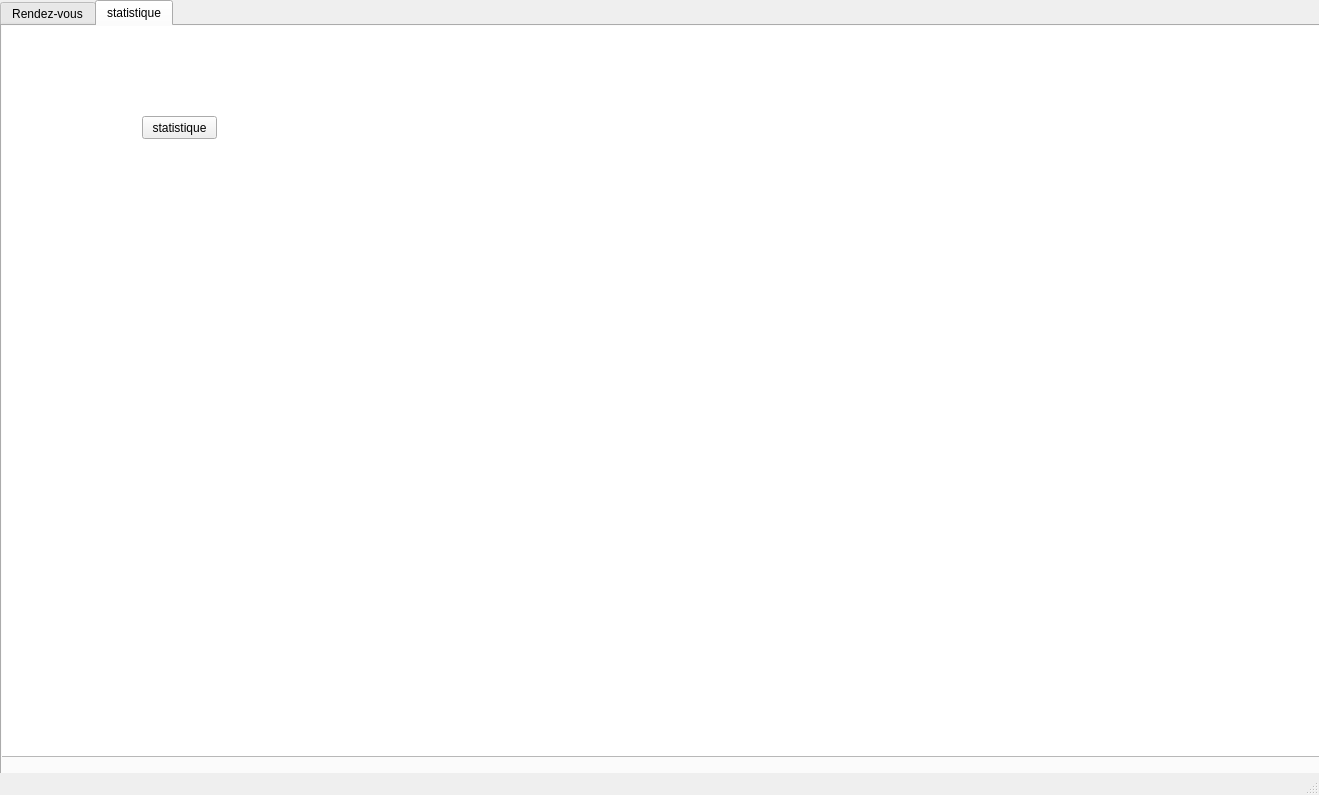
Old version of the form mainwindow.ui in the repository MaramBr/Smart-Real-Estate-2A9.
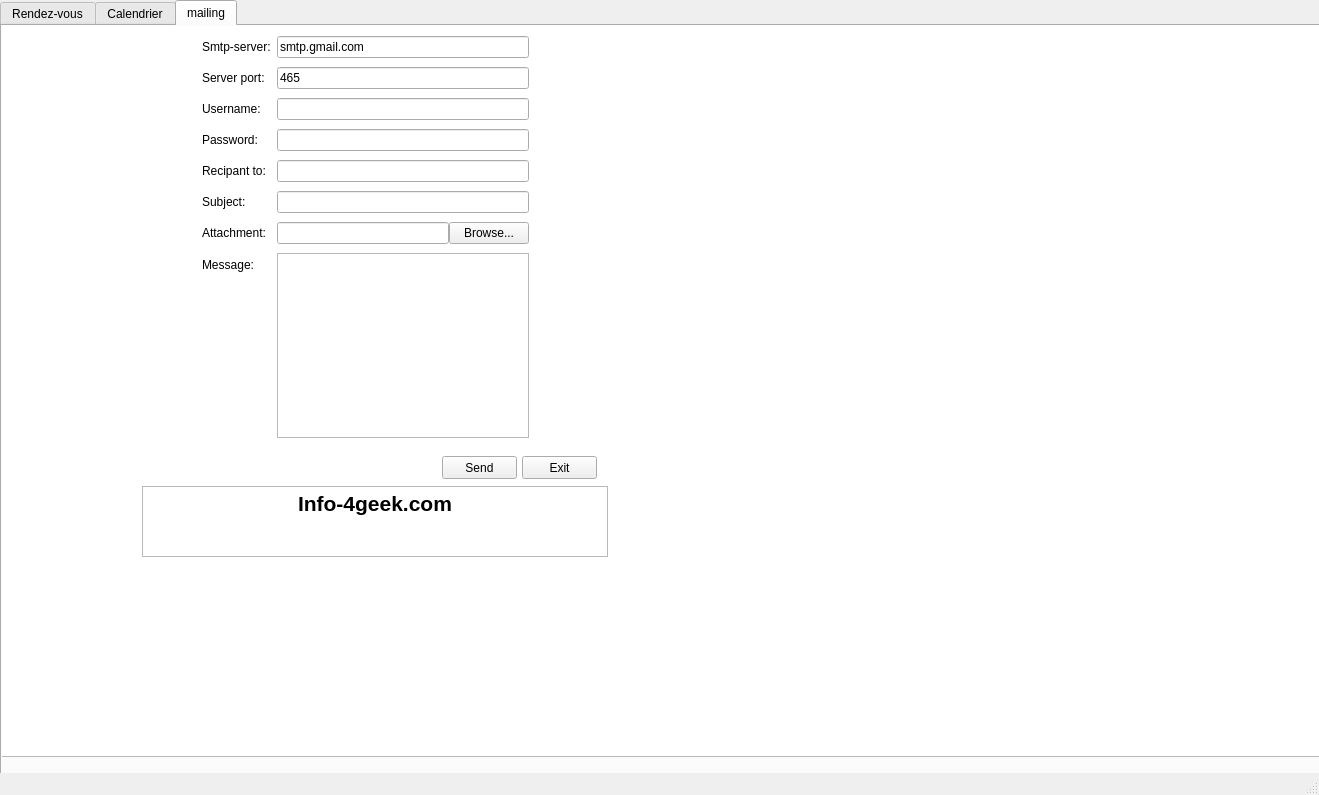
New version of the form. Icons and pictures are not drawn.

```diff
--- a/mainwindow.ui
+++ b/mainwindow.ui
@@ -24,7 +24,7 @@
      </rect>
     </property>
     <property name="currentIndex">
-     <number>1</number>
+     <number>2</number>
     </property>
     <widget class="QWidget" name="tab">
      <attribute name="title">
@@ -379,6 +379,19 @@
        </property>
       </widget>
      </widget>
+     <widget class="QPushButton" name="pushButton_4">
+      <property name="geometry">
+       <rect>
+        <x>1020</x>
+        <y>430</y>
+        <width>75</width>
+        <height>23</height>
+       </rect>
+      </property>
+      <property name="text">
+       <string>statistique</string>
+      </property>
+     </widget>
      <zorder>listView</zorder>
      <zorder>groupBox_2</zorder>
      <zorder>pushButton_3</zorder>
@@ -389,7 +402,7 @@
     </widget>
     <widget class="QWidget" name="tab_2">
      <attribute name="title">
-      <string>statistique</string>
+      <string>Calendrier</string>
      </attribute>
      <widget class="QListView" name="listView_2">
       <property name="geometry">
@@ -401,17 +414,224 @@
        </rect>
       </property>
      </widget>
-     <widget class="QPushButton" name="pushButton_4">
+     <widget class="QCalendarWidget" name="calendarWidget">
+      <property name="geometry">
+       <rect>
+        <x>110</x>
+        <y>90</y>
+        <width>256</width>
+        <height>190</height>
+       </rect>
+      </property>
+     </widget>
+     <widget class="QTableView" name="tableView_2">
+      <property name="geometry">
+       <rect>
+        <x>430</x>
+        <y>50</y>
+        <width>331</width>
+        <height>371</height>
+       </rect>
+      </property>
+     </widget>
+    </widget>
+    <widget class="QWidget" name="tab_3">
+     <attribute name="title">
+      <string>mailing</string>
+     </attribute>
+     <widget class="QListView" name="listView_3">
+      <property name="geometry">
+       <rect>
+        <x>-50</x>
+        <y>-20</y>
+        <width>1401</width>
+        <height>751</height>
+       </rect>
+      </property>
+     </widget>
+     <widget class="QTextEdit" name="textEdit">
       <property name="geometry">
        <rect>
         <x>140</x>
-        <y>90</y>
+        <y>460</y>
+        <width>466</width>
+        <height>71</height>
+       </rect>
+      </property>
+      <property name="html">
+       <string>&lt;!DOCTYPE HTML PUBLIC &quot;-//W3C//DTD HTML 4.0//EN&quot; &quot;http://www.w3.org/TR/REC-html40/strict.dtd&quot;&gt;
+&lt;html&gt;&lt;head&gt;&lt;meta name=&quot;qrichtext&quot; content=&quot;1&quot; /&gt;&lt;style type=&quot;text/css&quot;&gt;
+p, li { white-space: pre-wrap; }
+&lt;/style&gt;&lt;/head&gt;&lt;body style=&quot; font-family:'MS Shell Dlg 2'; font-size:8.25pt; font-weight:400; font-style:normal;&quot;&gt;
+&lt;p align=&quot;center&quot; style=&quot; margin-top:0px; margin-bottom:0px; margin-left:0px; margin-right:0px; -qt-block-indent:0; text-indent:0px;&quot;&gt;&lt;span style=&quot; font-family:'MS Shell Dlg 2'; font-size:16pt; font-weight:600;&quot;&gt;Info-4geek.com&lt;/span&gt;&lt;/p&gt;&lt;/body&gt;&lt;/html&gt;</string>
+      </property>
+     </widget>
+     <widget class="QWidget" name="layoutWidget_2">
+      <property name="geometry">
+       <rect>
+        <x>200</x>
+        <y>10</y>
+        <width>327</width>
+        <height>402</height>
+       </rect>
+      </property>
+      <layout class="QFormLayout" name="formLayout">
+       <property name="fieldGrowthPolicy">
+        <enum>QFormLayout::ExpandingFieldsGrow</enum>
+       </property>
+       <property name="rowWrapPolicy">
+        <enum>QFormLayout::WrapLongRows</enum>
+       </property>
+       <property name="verticalSpacing">
+        <number>9</number>
+       </property>
+       <item row="0" column="1">
+        <widget class="QLineEdit" name="server">
+         <property name="text">
+          <string>smtp.gmail.com</string>
+         </property>
+        </widget>
+       </item>
+       <item row="1" column="0">
+        <widget class="QLabel" name="label_3">
+         <property name="text">
+          <string>Server port:</string>
+         </property>
+        </widget>
+       </item>
+       <item row="1" column="1">
+        <widget class="QLineEdit" name="port">
+         <property name="text">
+          <string>465</string>
+         </property>
+        </widget>
+       </item>
+       <item row="2" column="0">
+        <widget class="QLabel" name="label_5">
+         <property name="text">
+          <string>Username:</string>
+         </property>
+        </widget>
+       </item>
+       <item row="2" column="1">
+        <widget class="QLineEdit" name="uname"/>
+       </item>
+       <item row="3" column="0">
+        <widget class="QLabel" name="label_7">
+         <property name="text">
+          <string>Password:</string>
+         </property>
+        </widget>
+       </item>
+       <item row="3" column="1">
+        <widget class="QLineEdit" name="paswd">
+         <property name="inputMask">
+          <string/>
+         </property>
+         <property name="echoMode">
+          <enum>QLineEdit::Password</enum>
+         </property>
+        </widget>
+       </item>
+       <item row="4" column="0">
+        <widget class="QLabel" name="label_9">
+         <property name="text">
+          <string>Recipant to:</string>
+         </property>
+        </widget>
+       </item>
+       <item row="4" column="1">
+        <widget class="QLineEdit" name="rcpt"/>
+       </item>
+       <item row="5" column="0">
+        <widget class="QLabel" name="label_10">
+         <property name="text">
+          <string>Subject:</string>
+         </property>
+        </widget>
+       </item>
+       <item row="5" column="1">
+        <widget class="QLineEdit" name="subject"/>
+       </item>
+       <item row="6" column="0">
+        <widget class="QLabel" name="label_11">
+         <property name="text">
+          <string>Attachment:</string>
+         </property>
+        </widget>
+       </item>
+       <item row="6" column="1">
+        <layout class="QHBoxLayout" name="horizontalLayout_3">
+         <item>
+          <widget class="QLineEdit" name="file">
+           <property name="readOnly">
+            <bool>true</bool>
+           </property>
+          </widget>
+         </item>
+         <item>
+          <widget class="QPushButton" name="browseBtn">
+           <property name="text">
+            <string>Browse...</string>
+           </property>
+          </widget>
+         </item>
+        </layout>
+       </item>
+       <item row="7" column="0">
+        <widget class="QLabel" name="label_12">
+         <property name="text">
+          <string>Message:</string>
+         </property>
+        </widget>
+       </item>
+       <item row="7" column="1">
+        <widget class="QPlainTextEdit" name="msg"/>
+       </item>
+       <item row="0" column="0">
+        <widget class="QLabel" name="label_13">
+         <property name="text">
+          <string>Smtp-server:</string>
+         </property>
+        </widget>
+       </item>
+      </layout>
+     </widget>
+     <widget class="QWidget" name="layoutWidget_3">
+      <property name="geometry">
+       <rect>
+        <x>200</x>
+        <y>10</y>
+        <width>204</width>
+        <height>25</height>
+       </rect>
+      </property>
+      <layout class="QHBoxLayout" name="horizontalLayout"/>
+     </widget>
+     <widget class="QPushButton" name="sendBtn">
+      <property name="geometry">
+       <rect>
+        <x>440</x>
+        <y>430</y>
         <width>75</width>
         <height>23</height>
        </rect>
       </property>
       <property name="text">
-       <string>statistique</string>
+       <string>Send</string>
+      </property>
+     </widget>
+     <widget class="QPushButton" name="exitBtn">
+      <property name="geometry">
+       <rect>
+        <x>520</x>
+        <y>430</y>
+        <width>75</width>
+        <height>23</height>
+       </rect>
+      </property>
+      <property name="text">
+       <string>Exit</string>
       </property>
      </widget>
     </widget>
```
Left out of the diff: 5 changed lines with no effect on the pictures.
